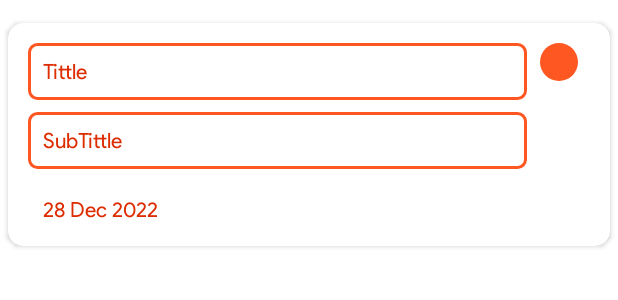
After one commit to dolonk/Notes_App_using_MVVM, an Android app: the layout item_notes_row.xml on its own in the app's theme, with its tools: preview values and no code run, on a phone screen of 412 x 824 dp. The commit adds this screen. Shown: the top 300 px of the screen. Run offline under Robolectric (Android 15) with nearby library versions, the phone set to English and light mode, and no system bars.

Commit message:
Show on MainActivity

```diff
--- a/app/src/main/res/layout/activity_main.xml
+++ b/app/src/main/res/layout/activity_main.xml
@@ -8,7 +8,7 @@
 
 
     <androidx.recyclerview.widget.RecyclerView
-        android:id="@+id/recyclerView"
+        android:id="@+id/recyclerViewID"
         android:layout_width="409dp"
         android:layout_height="600dp"
         android:layout_marginTop="8dp"
@@ -31,6 +31,6 @@
         app:layout_constraintEnd_toEndOf="parent"
         app:layout_constraintHorizontal_bias="0.5"
         app:layout_constraintStart_toStartOf="parent"
-        app:layout_constraintTop_toBottomOf="@+id/recyclerView"
+        app:layout_constraintTop_toBottomOf="@+id/recyclerViewID"
         app:srcCompat="@drawable/ic_baseline_add_24" />
 </androidx.constraintlayout.widget.ConstraintLayout>
--- /dev/null
+++ b/app/src/main/res/layout/item_notes_row.xml
@@ -0,0 +1,85 @@
+<?xml version="1.0" encoding="utf-8"?>
+<androidx.constraintlayout.widget.ConstraintLayout xmlns:android="http://schemas.android.com/apk/res/android"
+    xmlns:app="http://schemas.android.com/apk/res-auto"
+    xmlns:tools="http://schemas.android.com/tools"
+    android:layout_width="match_parent"
+    android:layout_height="match_parent">
+
+    <androidx.cardview.widget.CardView
+        android:layout_width="0dp"
+        android:layout_height="wrap_content"
+        android:layout_margin="5dp"
+        app:cardCornerRadius="10dp"
+        app:layout_constraintBottom_toBottomOf="parent"
+        app:layout_constraintEnd_toEndOf="parent"
+        app:layout_constraintHorizontal_bias="0.0"
+        app:layout_constraintStart_toStartOf="parent"
+        app:layout_constraintTop_toTopOf="parent"
+        app:layout_constraintVertical_bias="0.015">
+
+        <androidx.constraintlayout.widget.ConstraintLayout
+            android:layout_width="match_parent"
+            android:layout_height="wrap_content"
+            android:layout_margin="5dp">
+
+            <View
+                android:id="@+id/priorityNoteRowID"
+                android:layout_width="25dp"
+                android:layout_height="25dp"
+                android:layout_marginTop="8dp"
+                android:layout_marginEnd="16dp"
+                android:background="@drawable/red_shape"
+                app:layout_constraintEnd_toEndOf="parent"
+                app:layout_constraintTop_toTopOf="parent" />
+
+            <TextView
+                android:id="@+id/tittleNoteRowID"
+                android:layout_width="match_parent"
+                android:layout_height="wrap_content"
+                android:layout_marginStart="8dp"
+                android:layout_marginTop="8dp"
+                android:layout_marginEnd="50dp"
+                android:background="@drawable/edit_text_background"
+                android:fontFamily="@font/product_sans_regular"
+                android:padding="10dp"
+                android:text="Tittle"
+                android:textColor="#DD2C00"
+                app:layout_constraintEnd_toStartOf="@+id/priorityNoteRowID"
+                app:layout_constraintStart_toStartOf="parent"
+                app:layout_constraintTop_toTopOf="parent"
+                tools:ignore="TextContrastCheck" />
+
+            <TextView
+                android:id="@+id/subTittleNoteRowID"
+                android:layout_width="0dp"
+                android:layout_height="wrap_content"
+                android:layout_marginStart="8dp"
+                android:layout_marginTop="8dp"
+                android:layout_marginEnd="50dp"
+                android:background="@drawable/edit_text_background"
+                android:fontFamily="@font/product_sans_regular"
+                android:padding="10dp"
+                android:text="SubTittle"
+                android:textColor="#DD2C00"
+                app:layout_constraintEnd_toEndOf="parent"
+                app:layout_constraintStart_toStartOf="parent"
+                app:layout_constraintTop_toBottomOf="@+id/tittleNoteRowID" />
+
+            <TextView
+                android:id="@+id/dateNoteRowID"
+                android:layout_width="0dp"
+                android:layout_height="wrap_content"
+                android:layout_marginStart="8dp"
+                android:layout_marginTop="8dp"
+                android:layout_marginEnd="50dp"
+                android:fontFamily="@font/product_sans_regular"
+                android:padding="10dp"
+                android:text="28 Dec 2022"
+                android:textColor="#DD2C00"
+                app:layout_constraintEnd_toEndOf="parent"
+                app:layout_constraintStart_toStartOf="parent"
+                app:layout_constraintTop_toBottomOf="@+id/subTittleNoteRowID" />
+
+        </androidx.constraintlayout.widget.ConstraintLayout>
+    </androidx.cardview.widget.CardView>
+</androidx.constraintlayout.widget.ConstraintLayout>
```
Also changed, not shown: app/build.gradle (+7 -1 lines), app/src/main/java/com/example/notes/Model/Adapter/NotesAdapter.java (added, +56 -0 lines), app/src/main/java/com/example/notes/Model/Ui/InsertNoteActivity.java (+8 -0 lines), app/src/main/java/com/example/notes/Model/Ui/MainActivity.java (+18 -0 lines), 1 other file.
